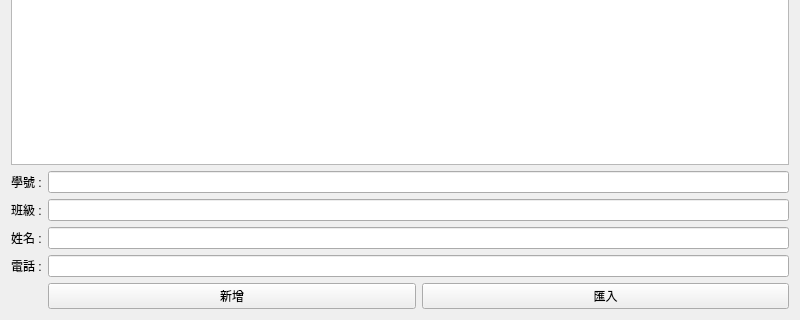
Qt form mywidget.ui (41343112/Contact_book) before a commit; both pictures show x 0 to 800 and y 280 to 600 of the 800 by 600 pixel window.
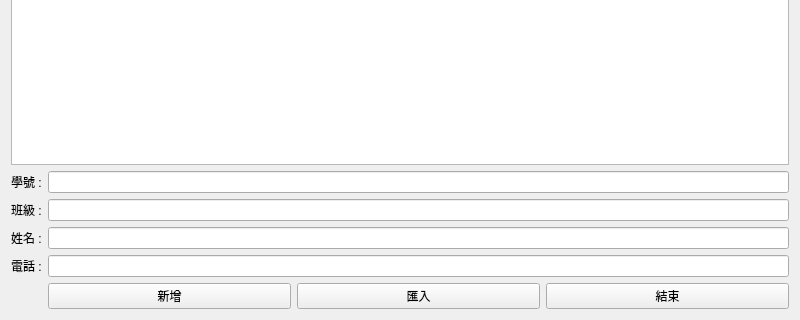
The same form after that commit.

Commit message: Add exit button that saves before closing

```diff
--- a/mywidget.ui
+++ b/mywidget.ui
@@ -75,6 +75,13 @@
          </property>
         </widget>
        </item>
+       <item>
+        <widget class="QPushButton" name="pushButton_3">
+         <property name="text">
+          <string>結束</string>
+         </property>
+        </widget>
+       </item>
       </layout>
      </item>
     </layout>
```
The commit also changes 2 other files.
